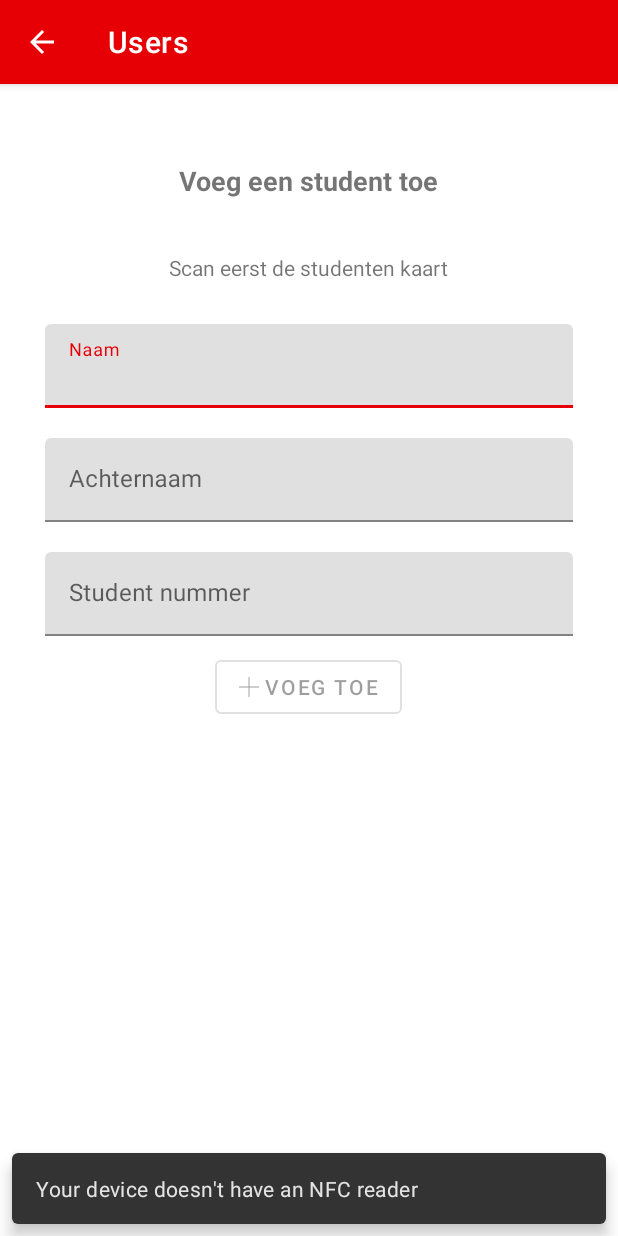
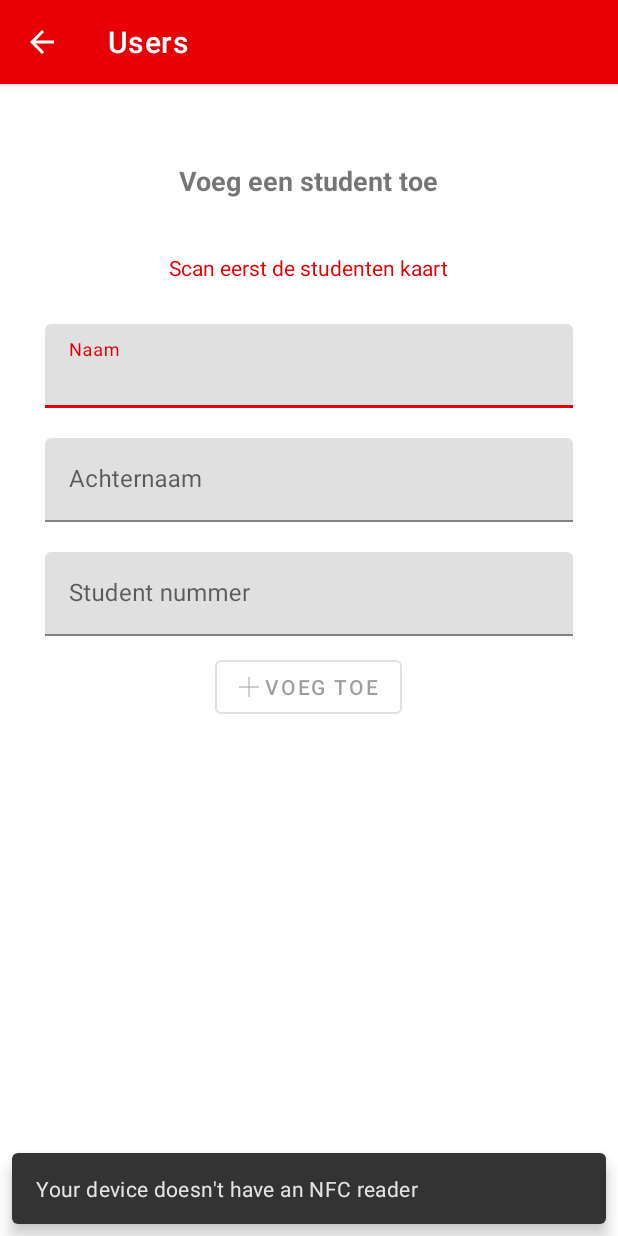
Before and after one commit to mnirm/AppOfTheYear, an Android app: the AddUserActivity screen opened directly, with no data from a screen before it, on a phone screen of 412 x 824 dp. Run offline under Robolectric (Android 15) with nearby library versions, the phone set to English and light mode, and no system bars; our stand-ins replace Room's generated code.

Commit message:
added validation to the adduser activity

```diff
--- a/app/src/main/java/jarno/oussama/com/examenmonitor/StudentsListActivity.java
+++ b/app/src/main/java/jarno/oussama/com/examenmonitor/StudentsListActivity.java
@@ -10,6 +10,8 @@ import androidx.appcompat.widget.Toolbar;
 import android.view.View;
 
 import java.util.List;
+import java.util.concurrent.Executor;
+import java.util.concurrent.Executors;
 
 import jarno.oussama.com.examenmonitor.Database.Student;
 import jarno.oussama.com.examenmonitor.Database.StudentDatabase;
--- a/app/src/main/res/layout/activity_add_user.xml
+++ b/app/src/main/res/layout/activity_add_user.xml
@@ -30,7 +30,8 @@
             android:layout_height="wrap_content"
             android:layout_marginTop="36dp"
             android:layout_marginBottom="18dp"
-            android:text="@string/scan_card_first" />
+            android:text="@string/scan_card_first"
+            android:textColor="@color/colorPrimary" />
 
         <com.google.android.material.textfield.TextInputLayout
             android:layout_width="match_parent"
--- a/app/src/main/res/values/strings.xml
+++ b/app/src/main/res/values/strings.xml
@@ -6,6 +6,9 @@
     <string name="name_placeholder">Naam</string>
     <string name="lastname_placeholder">Achternaam</string>
     <string name="s_number_placeholder">Student nummer</string>
+    <string name="name_required"> naam is verplicht </string>
+    <string name="last_name_required"> achternaam is verplicht </string>
+    <string name="studentnumber_required"> studenten nummer is verplicht </string>
     <string name="add_user">VOEG TOE</string>
     <string name="scan_card_first">Scan eerst de studenten kaart</string>
     <string name="button_add_user">Add user</string>
```
Also changed, not shown: app/src/main/java/jarno/oussama/com/examenmonitor/AddUserActivity.java (+34 -12 lines).
